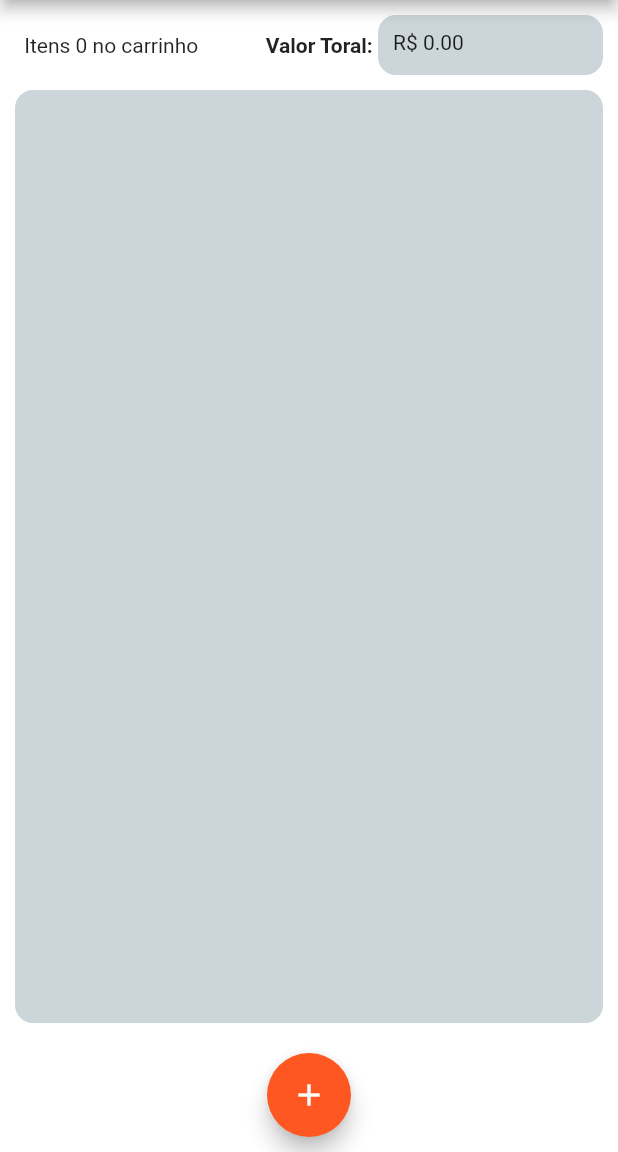
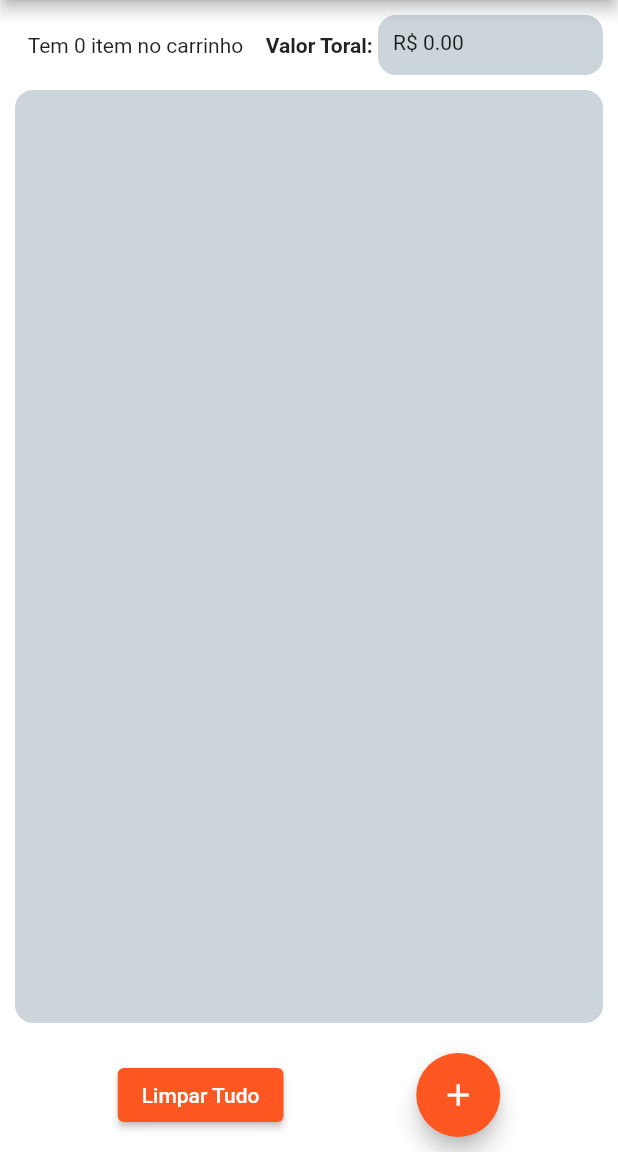
Before and after one commit to Julio-JC/lista_de_despesas, a Flutter app: the screen it shows after launch, on a phone screen of 412 x 824 dp, the part 84-1236 px from its top. Run offline on Flutter 3.47's test engine with Material 2 defaults, Android fonts, the phone set to English and light mode, and no system bars; our stand-ins replace flutter_slidable.

Commit message:
Adicionado botão de apagar tudo

```diff
--- a/lista_de_despesas/lib/home_page.dart
+++ b/lista_de_despesas/lib/home_page.dart
@@ -1,4 +1,5 @@
 import 'package:flutter/material.dart';
+import 'package:lista_de_despesas/componentes/botao.dart';
 import '../models/item_da_compra.dart';
 import '../componentes/formulario.dart';
 import 'dart:math';
@@ -52,15 +53,12 @@ class _HomePageState extends State<HomePage> {
     setState(() {
       item.quantidade++;
     });
-
-    print('${item.quantidade}');
   }
 
   void removerItemDoCard(ItemDaCompra item) {
     setState(() {
       item.quantidade--;
     });
-    print('${item.quantidade}');
   }
 
   double calcularTotalDoCard(ItemDaCompra item) {
@@ -79,7 +77,7 @@ class _HomePageState extends State<HomePage> {
     setState(() {
       valorTotal += item.valor;
     });
-    print(valorTotal);
+
     return valorTotal;
   }
 
@@ -87,7 +85,6 @@ class _HomePageState extends State<HomePage> {
     setState(() {
       valorTotal -= item.valor;
     });
-    print(valorTotal);
     return valorTotal;
   }
 
@@ -103,11 +100,13 @@ class _HomePageState extends State<HomePage> {
             mainAxisAlignment: MainAxisAlignment.end,
             children: [
               Padding(
-                padding: EdgeInsets.only(top: 10),
-                child: Text('Itens ${itens.length} no carrinho'),
+                padding: const EdgeInsets.only(top: 10),
+                child: itens.length <= 1
+                    ? Text('Tem ${itens.length} item no carrinho')
+                    : Text('Tem ${itens.length} itens no carrinho'),
               ),
               const SizedBox(
-                width: 45,
+                width: 15,
               ),
               const Padding(
                 padding: EdgeInsets.only(top: 10),
@@ -149,6 +148,7 @@ class _HomePageState extends State<HomePage> {
                         valor: tr.valor,
                         quantidade: tr.quantidade,
                         estaNoCarrinho: tr.estaNoCarrinho,
+                        onDelete: onDelete,
                         isSelected: tr.quantidade <= 1 ? false : true,
                         adicionarItem: () {
                           adicionarItemDoCard(tr);
@@ -166,8 +166,18 @@ class _HomePageState extends State<HomePage> {
             ),
           ),
           Row(
-            mainAxisAlignment: MainAxisAlignment.center,
+            mainAxisAlignment: MainAxisAlignment.spaceEvenly,
             children: [
+              Padding(
+                  padding: const EdgeInsets.all(10),
+                  child: Botao(
+                      texto: 'Limpar Tudo',
+                      aoPressionar: () {
+                        setState(() {
+                          itens.clear();
+                          valorTotal = 0.00;
+                        });
+                      })),
               Padding(
                 padding: const EdgeInsets.all(10),
                 child: FloatingActionButton(
@@ -182,4 +192,8 @@ class _HomePageState extends State<HomePage> {
       ),
     );
   }
+
+  void onDelete(ItemDaCompra itemDaCompra) {
+    itens.remove(itemDaCompra);
+  }
 }
--- a/lista_de_despesas/pubspec.yaml
+++ b/lista_de_despesas/pubspec.yaml
@@ -34,6 +34,7 @@ dependencies:
   # The following adds the Cupertino Icons font to your application.
   # Use with the CupertinoIcons class for iOS style icons.
   cupertino_icons: ^1.0.2
+  flutter_slidable: ^2.0.0
 
 dev_dependencies:
   flutter_test:
```
Also changed, not shown: lista_de_despesas/lib/card_de_compra.dart (+20 -3 lines), lista_de_despesas/pubspec.lock.
